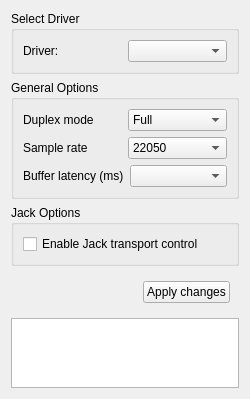
Above: src/traverso/dialogs/settings/AudioDriverConfigPage.ui from rsijrier/Traverso-DAW before the change. Below: the same form after it.
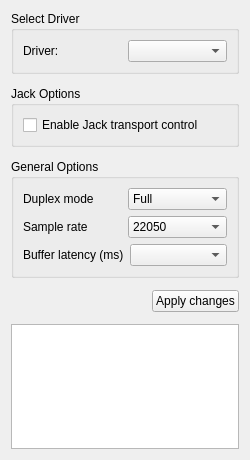
That is the form after the change.

What changed in the file:
```diff
--- a/src/traverso/dialogs/settings/AudioDriverConfigPage.ui
+++ b/src/traverso/dialogs/settings/AudioDriverConfigPage.ui
@@ -7,13 +7,16 @@
     <x>0</x>
     <y>0</y>
     <width>250</width>
-    <height>376</height>
+    <height>460</height>
    </rect>
   </property>
   <property name="windowTitle">
    <string>Form</string>
   </property>
   <layout class="QVBoxLayout" name="verticalLayout_2">
+   <property name="spacing">
+    <number>12</number>
+   </property>
    <item>
     <widget class="QGroupBox" name="groupBox">
      <property name="title">
@@ -33,6 +36,37 @@
      </layout>
     </widget>
    </item>
+   <item>
+    <widget class="QGroupBox" name="jackGroupBox">
+     <property name="title">
+      <string>Jack Options</string>
+     </property>
+     <layout class="QVBoxLayout">
+      <property name="spacing">
+       <number>6</number>
+      </property>
+      <property name="leftMargin">
+       <number>9</number>
+      </property>
+      <property name="topMargin">
+       <number>9</number>
+      </property>
+      <property name="rightMargin">
+       <number>9</number>
+      </property>
+      <property name="bottomMargin">
+       <number>9</number>
+      </property>
+      <item>
+       <widget class="QCheckBox" name="jackTransportCheckBox">
+        <property name="text">
+         <string>Enable Jack transport control</string>
+        </property>
+       </widget>
+      </item>
+     </layout>
+    </widget>
+   </item>
    <item>
     <widget class="QGroupBox" name="driverConfigGroupBox">
      <property name="title">
@@ -44,7 +78,16 @@
         <property name="spacing">
          <number>6</number>
         </property>
-        <property name="margin">
+        <property name="leftMargin">
+         <number>0</number>
+        </property>
+        <property name="topMargin">
+         <number>0</number>
+        </property>
+        <property name="rightMargin">
+         <number>0</number>
+        </property>
+        <property name="bottomMargin">
          <number>0</number>
         </property>
         <item>
@@ -150,7 +193,16 @@
         <property name="spacing">
          <number>6</number>
         </property>
-        <property name="margin">
+        <property name="leftMargin">
+         <number>0</number>
+        </property>
+        <property name="topMargin">
+         <number>0</number>
+        </property>
+        <property name="rightMargin">
+         <number>0</number>
+        </property>
+        <property name="bottomMargin">
          <number>0</number>
         </property>
         <item>
@@ -179,30 +231,7 @@
     </widget>
    </item>
    <item>
-    <widget class="QGroupBox" name="jackGroupBox">
-     <property name="title">
-      <string>Jack Options</string>
-     </property>
-     <layout class="QVBoxLayout">
-      <property name="spacing">
-       <number>6</number>
-      </property>
-      <property name="margin">
-       <number>9</number>
-      </property>
-      <item>
-       <widget class="QCheckBox" name="jackTransportCheckBox">
-        <property name="text">
-         <string>Enable Jack transport control</string>
-        </property>
-       </widget>
-      </item>
-     </layout>
-    </widget>
-   </item>
-   <item>
-    <widget class="QFrame" name="frame">
-     <layout class="QHBoxLayout">
+    <layout class="QHBoxLayout" name="horizontalLayout">
       <item>
        <spacer>
         <property name="orientation">
@@ -210,7 +239,7 @@
         </property>
         <property name="sizeHint" stdset="0">
          <size>
-          <width>40</width>
+         <width>229</width>
           <height>20</height>
          </size>
         </property>
@@ -224,7 +253,6 @@
        </widget>
       </item>
      </layout>
-    </widget>
    </item>
    <item>
     <widget class="QTextEdit" name="driverInformationTextEdit"/>
```
Left out of the diff: 11 changed lines with no effect on the pictures. Lines whose indentation alone changed are shown as unchanged.
